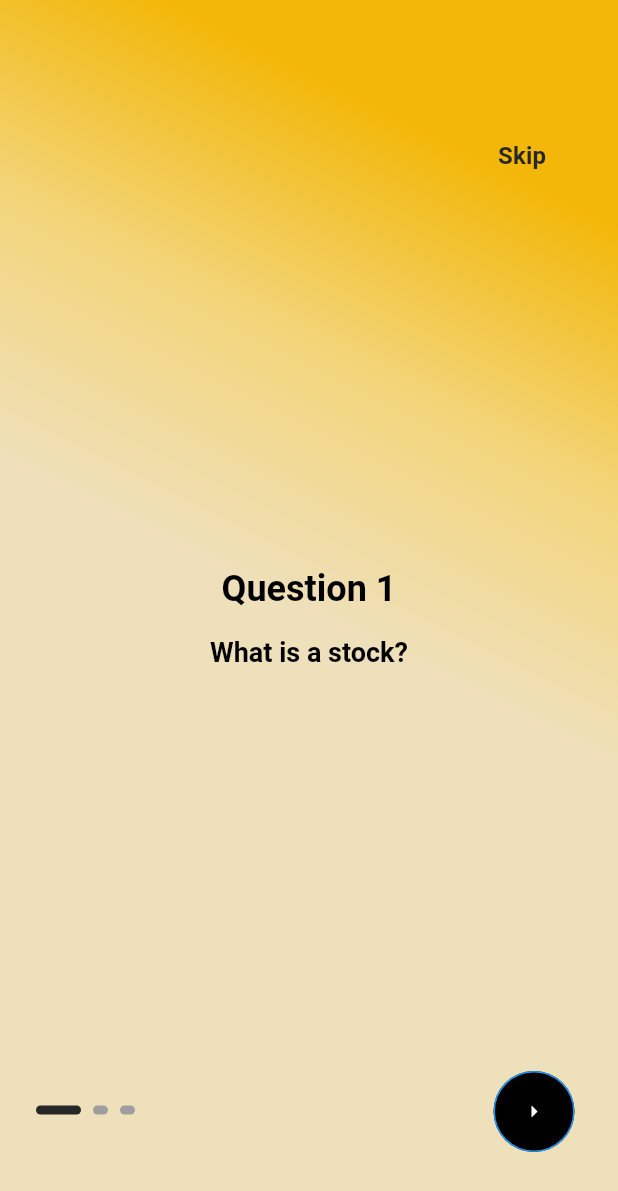
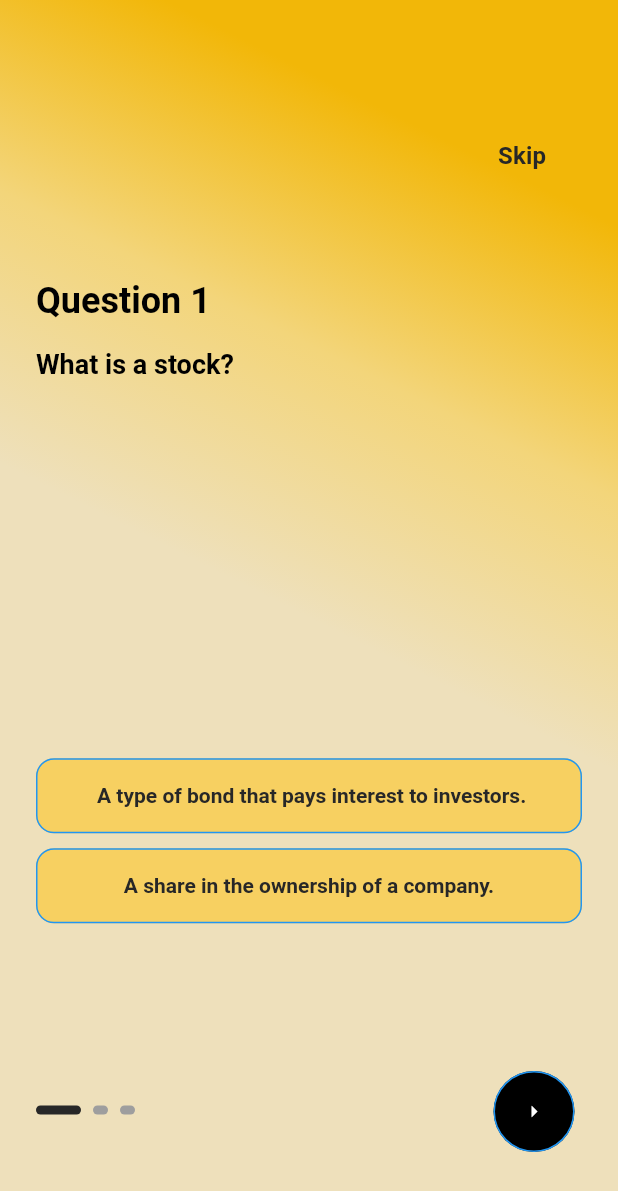
Before and after one commit to Vaishnavi-N-R/simulator, a Flutter app: the screen it shows after launch, on a phone screen of 412 x 824 dp. Shown: the top 1191 px of the screen. Run offline on Flutter 3.47's test engine with Material 3 defaults, Android fonts, the phone set to English and light mode, and no system bars; drawn by our look-alikes of smooth_page_indicator; our stand-ins replace animated_splash_screen, get, lottie; Roboto replaces fonts that are missing (Poppins); project files that could hold a hidden picture were left out.

Commit message:
completed onboarding screen

```diff
--- a/lib/constants/sizes.dart
+++ b/lib/constants/sizes.dart
@@ -1,3 +1,5 @@
+import 'package:flutter/material.dart';
+
 class TSizes {
   static const double xs = 4.0;
   static const double sm = 8.0;
@@ -14,10 +16,15 @@ class TSizes {
   static const double fontSizeMd = 26.0;
   static const double fontSizeLg = 18.0;
 
-  static const double buttonHeight = 18.0;
+  static const double buttonHeight = 50.0;
   static const double buttonRadius = 12.0;
-  static const double buttonWidth = 120.0;
+  // static const double buttonWidth = 120.0;
   static const double buttonElevation = 4.0;
+
+  static double buttonWidth(BuildContext context) {
+    final screenWidth = MediaQuery.of(context).size.width;
+    return screenWidth * 0.9; // 80% of the screen width
+  }
 
   static const double appBarHeight = 56.0;
 
@@ -51,6 +58,4 @@ class TSizes {
   static const double loadingIndicatorSize = 36.0;
 
   static const double gridViewSpacing = 16.0;
-
-  static const double animationHeight = 1400000;
 }
--- a/lib/constants/text_strings.dart
+++ b/lib/constants/text_strings.dart
@@ -1,12 +1,22 @@
 class TTexts {
-
   static const String onBoardingTitle1 = "Question 1";
   static const String onBoardingTitle2 = "Question 2";
   static const String onBoardingTitle3 = "Question 3";
 
   static const String onBoardingSubTitle1 = "What is a stock?";
-  static const String onBoardingSubTitle2 = "Which of the following best describes \"day trading\"?";
-  static const String onBoardingSubTitle3 = "What does \"bull market\" refer to?";
+  static const String onBoardingSubTitle2 =
+      "Which of the following best describes \"day trading\"?";
+  static const String onBoardingSubTitle3 =
+      "What does \"bull market\" refer to?";
+
+  static const String a1 = " A type of bond that pays interest to investors.";
+  static const String b1 = "A share in the ownership of a company.";
+
+  static const String a2 = "Buying and holding stocks for long-term investment.";
+  static const String b2 = " Buying and selling stocks within the same trading day.";
+
+  static const String a3 = "A market condition where prices are falling.";
+  static const String b3 = "A market condition where prices are rising.";
 
   static const String homeAppbarTitle = "Good Day for shopping";
   static const String homeAppbarSubTitle = "ABC";
--- a/lib/widgets/onboarding/onboarding.dart
+++ b/lib/widgets/onboarding/onboarding.dart
@@ -28,17 +28,20 @@ class OnBoardingScreen extends StatelessWidget {
               OnBoardingPage(
                 // image: TImages.onBoardingImage1,
                 title: TTexts.onBoardingTitle1,
-                subTitle: TTexts.onBoardingSubTitle1,
+                subTitle: TTexts.onBoardingSubTitle1, option1: TTexts.a1,
+                option2: TTexts.b1,
               ),
               OnBoardingPage(
                 // image: TImages.onBoardingImage2,
                 title: TTexts.onBoardingTitle2,
-                subTitle: TTexts.onBoardingSubTitle2,
+                subTitle: TTexts.onBoardingSubTitle2, option1: TTexts.a2,
+                option2: TTexts.b2,
               ),
               OnBoardingPage(
                 // image: TImages.onBoardingImage3,
                 title: TTexts.onBoardingTitle3,
-                subTitle: TTexts.onBoardingSubTitle3,
+                subTitle: TTexts.onBoardingSubTitle3, option1: TTexts.a3,
+                option2: TTexts.b3,
               ),
             ],
           ),
@@ -70,7 +73,7 @@ class OnBoardingNextButton extends StatelessWidget {
               if (pageController.page?.round() == 2) {
                 // Optionally handle last page scenario (e.g., navigate to another screen)
                 // Navigator.of(context).pushReplacement(/* Navigate to next screen */);
-                          Get.off(() => HomePage()); // Use GetX for navigation
+                Get.off(() => HomePage()); // Use GetX for navigation
 
                 print(
                     "Onboarding completed"); // Replace with your navigation code
--- a/lib/widgets/onboarding/onboarding_page.dart
+++ b/lib/widgets/onboarding/onboarding_page.dart
@@ -3,20 +3,24 @@ import 'package:get/get_core/src/get_main.dart';
 import 'package:get/route_manager.dart';
 import 'package:trade_simulator/constants/colors.dart';
 import 'package:trade_simulator/constants/sizes.dart';
+import 'package:trade_simulator/constants/text_strings.dart';
 import 'package:trade_simulator/helpers/helper_functions.dart';
 
 class OnBoardingPage extends StatelessWidget {
-  const OnBoardingPage({
-    super.key,
-    // required this.image,
-    required this.title,
-    required this.subTitle,
-  });
+  const OnBoardingPage(
+      {super.key,
+      // required this.image,
+      required this.title,
+      required this.subTitle,
+      required this.option1,
+      required this.option2});
 
-  final String title, subTitle;
+  final String title, subTitle, option1, option2;
 
   @override
   Widget build(BuildContext context) {
+    final dark = THelperFunctions.isDakMode(context);
+
     return Container(
         // Apply gradient background
         decoration: BoxDecoration(
@@ -28,6 +32,7 @@ class OnBoardingPage extends StatelessWidget {
         padding: const EdgeInsets.all(TSizes.defaultspace),
         child: Column(
           mainAxisAlignment: MainAxisAlignment.center,
+          crossAxisAlignment: CrossAxisAlignment.start,
           children: [
             // Image(
             //     width: THelperFunctions.screenWidth() * 0.8,
@@ -43,6 +48,52 @@ class OnBoardingPage extends StatelessWidget {
             Text(subTitle,
                 style: Theme.of(context).textTheme.headlineSmall,
                 textAlign: TextAlign.left),
+            const SizedBox(height: 250), // Space above buttons
+
+            // Option 1 Button
+            SizedBox(
+              width: TSizes.buttonWidth(context),
+              height: TSizes.buttonHeight, // Set a fixed width for the button
+              // Set a fixed width for the button
+              child: ElevatedButton(
+                onPressed: () {
+                  // Handle option 1 action
+                },
+                style: ElevatedButton.styleFrom(
+                  backgroundColor: TColors.primary.withOpacity(0.5),
+                  padding: const EdgeInsets.symmetric(vertical: 12.0),
+                ),
+                child: Text(
+                  option1,
+                  style: TextStyle(
+                      color: dark ? TColors.light : TColors.dark,
+                      fontSize: TSizes.fontSizeSm),
+                ),
+              ),
+            ),
+            const SizedBox(height: 10), // Space between buttons
+
+            // Option 2 Button
+            SizedBox(
+              width: TSizes.buttonWidth(context),
+              height: TSizes.buttonHeight, // Set a fixed width for the button
+              child: ElevatedButton(
+                onPressed: () {
+                  // Handle option 2 action
+                },
+                style: ElevatedButton.styleFrom(
+                  backgroundColor: TColors.primary.withOpacity(0.5),
+                  padding: const EdgeInsets.symmetric(vertical: 12.0),
+                ),
+                child: Text(
+                  option2,
+                  style: TextStyle(
+                      color: dark ? TColors.light : TColors.dark,
+                      fontSize: TSizes.fontSizeSm),
+                ),
+              ),
+            ),
+            const SizedBox(height: TSizes.defaultspace),
           ],
         ));
   }
```
